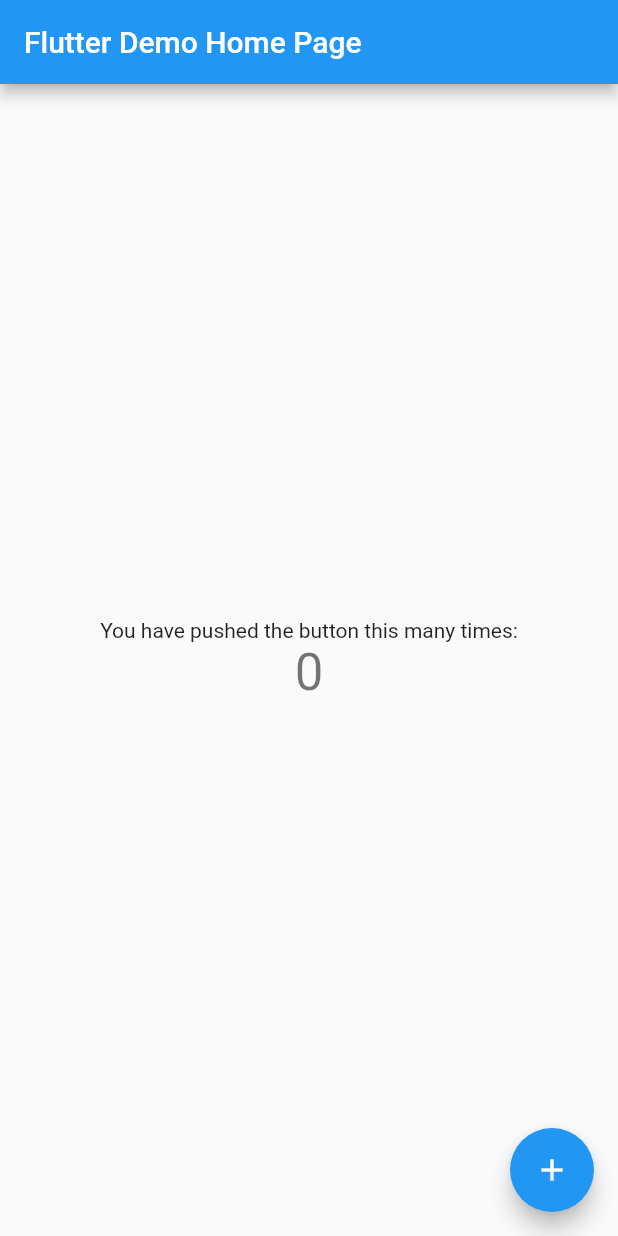
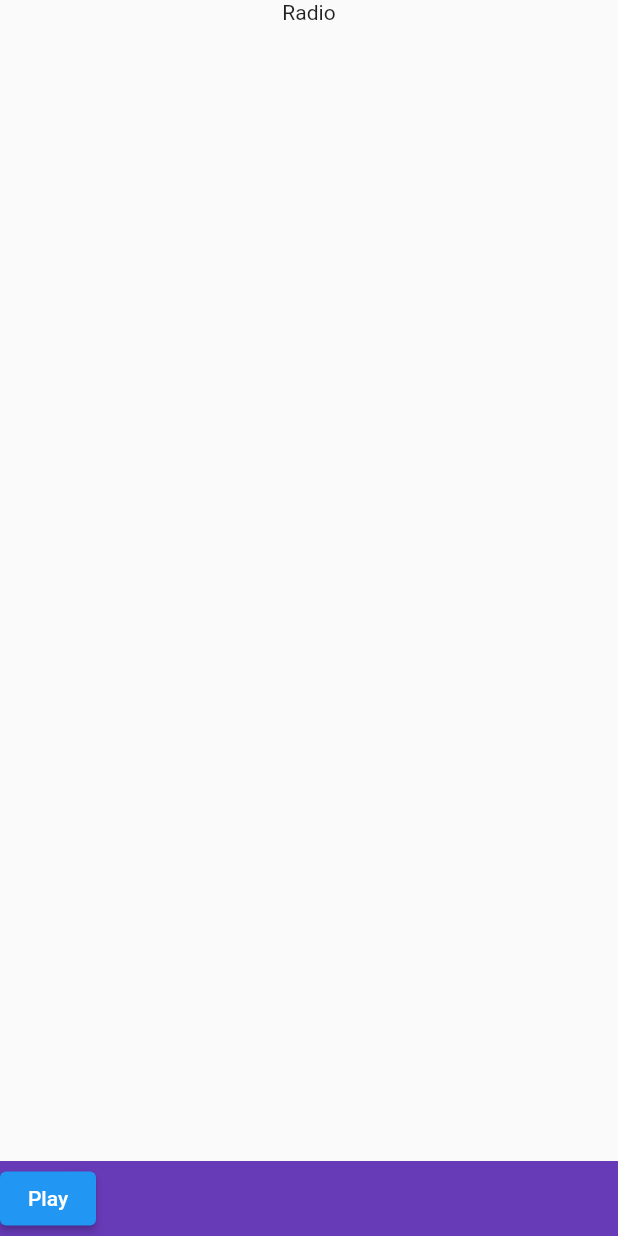
Before and after one commit to ntholi/voice_of_god_mobile, a Flutter app: the screen it shows after launch, on a phone screen of 412 x 824 dp. Run offline on Flutter 3.47's test engine with Material 2 defaults, Android fonts, the light colour scheme and no system bars.

Commit message:
Add home_screen

```diff
--- a/lib/main.dart
+++ b/lib/main.dart
@@ -1,4 +1,5 @@
 import 'package:flutter/material.dart';
+import 'package:voice_of_god_mobile/view/home_screen.dart';
 
 void main() {
   runApp(const MyApp());
@@ -7,109 +8,11 @@
 class MyApp extends StatelessWidget {
   const MyApp({super.key});
 
-  // This widget is the root of your application.
   @override
   Widget build(BuildContext context) {
-    return MaterialApp(
-      title: 'Flutter Demo',
-      theme: ThemeData(
-        // This is the theme of your application.
-        //
-        // Try running your application with "flutter run". You'll see the
-        // application has a blue toolbar. Then, without quitting the app, try
-        // changing the primarySwatch below to Colors.green and then invoke
-        // "hot reload" (press "r" in the console where you ran "flutter run",
-        // or simply save your changes to "hot reload" in a Flutter IDE).
-        // Notice that the counter didn't reset back to zero; the application
-        // is not restarted.
-        primarySwatch: Colors.blue,
-      ),
-      home: const MyHomePage(title: 'Flutter Demo Home Page'),
+    return const MaterialApp(
+      title: "Voice of God",
+      home: HomeScreen(),
     );
   }
 }
-
-class MyHomePage extends StatefulWidget {
-  const MyHomePage({super.key, required this.title});
-
-  // This widget is the home page of your application. It is stateful, meaning
-  // that it has a State object (defined below) that contains fields that affect
-  // how it looks.
-
-  // This class is the configuration for the state. It holds the values (in this
-  // case the title) provided by the parent (in this case the App widget) and
-  // used by the build method of the State. Fields in a Widget subclass are
-  // always marked "final".
-
-  final String title;
-
-  @override
-  State<MyHomePage> createState() => _MyHomePageState();
-}
-
-class _MyHomePageState extends State<MyHomePage> {
-  int _counter = 0;
-
-  void _incrementCounter() {
-    setState(() {
-      // This call to setState tells the Flutter framework that something has
-      // changed in this State, which causes it to rerun the build method below
-      // so that the display can reflect the updated values. If we changed
-      // _counter without calling setState(), then the build method would not be
-      // called again, and so nothing would appear to happen.
-      _counter++;
-    });
-  }
-
-  @override
-  Widget build(BuildContext context) {
-    // This method is rerun every time setState is called, for instance as done
-    // by the _incrementCounter method above.
-    //
-    // The Flutter framework has been optimized to make rerunning build methods
-    // fast, so that you can just rebuild anything that needs updating rather
-    // than having to individually change instances of widgets.
-    return Scaffold(
-      appBar: AppBar(
-        // Here we take the value from the MyHomePage object that was created by
-        // the App.build method, and use it to set our appbar title.
-        title: Text(widget.title),
-      ),
-      body: Center(
-        // Center is a layout widget. It takes a single child and positions it
-        // in the middle of the parent.
-        child: Column(
-          // Column is also a layout widget. It takes a list of children and
-          // arranges them vertically. By default, it sizes itself to fit its
-          // children horizontally, and tries to be as tall as its parent.
-          //
-          // Invoke "debug painting" (press "p" in the console, choose the
-          // "Toggle Debug Paint" action from the Flutter Inspector in Android
-          // Studio, or the "Toggle Debug Paint" command in Visual Studio Code)
-          // to see the wireframe for each widget.
-          //
-          // Column has various properties to control how it sizes itself and
-          // how it positions its children. Here we use mainAxisAlignment to
-          // center the children vertically; the main axis here is the vertical
-          // axis because Columns are vertical (the cross axis would be
-          // horizontal).
-          mainAxisAlignment: MainAxisAlignment.center,
-          children: <Widget>[
-            const Text(
-              'You have pushed the button this many times:',
-            ),
-            Text(
-              '$_counter',
-              style: Theme.of(context).textTheme.headline4,
-            ),
-          ],
-        ),
-      ),
-      floatingActionButton: FloatingActionButton(
-        onPressed: _incrementCounter,
-        tooltip: 'Increment',
-        child: const Icon(Icons.add),
-      ), // This trailing comma makes auto-formatting nicer for build methods.
-    );
-  }
-}
--- /dev/null
+++ b/lib/view/home_screen.dart
@@ -0,0 +1,33 @@
+import 'package:flutter/material.dart';
+
+class HomeScreen extends StatelessWidget {
+  const HomeScreen({super.key});
+
+  @override
+  Widget build(BuildContext context) {
+    return Scaffold(
+      body: SafeArea(
+        child: Column(
+          mainAxisAlignment: MainAxisAlignment.spaceBetween,
+          children: [
+            const Text("Radio"),
+            Container(
+              height: 50,
+              decoration: const BoxDecoration(
+                color: Colors.deepPurple,
+              ),
+              child: Row(
+                children: [
+                  ElevatedButton(
+                    onPressed: () {},
+                    child: const Text("Play"),
+                  ),
+                ],
+              ),
+            ),
+          ],
+        ),
+      ),
+    );
+  }
+}
```
